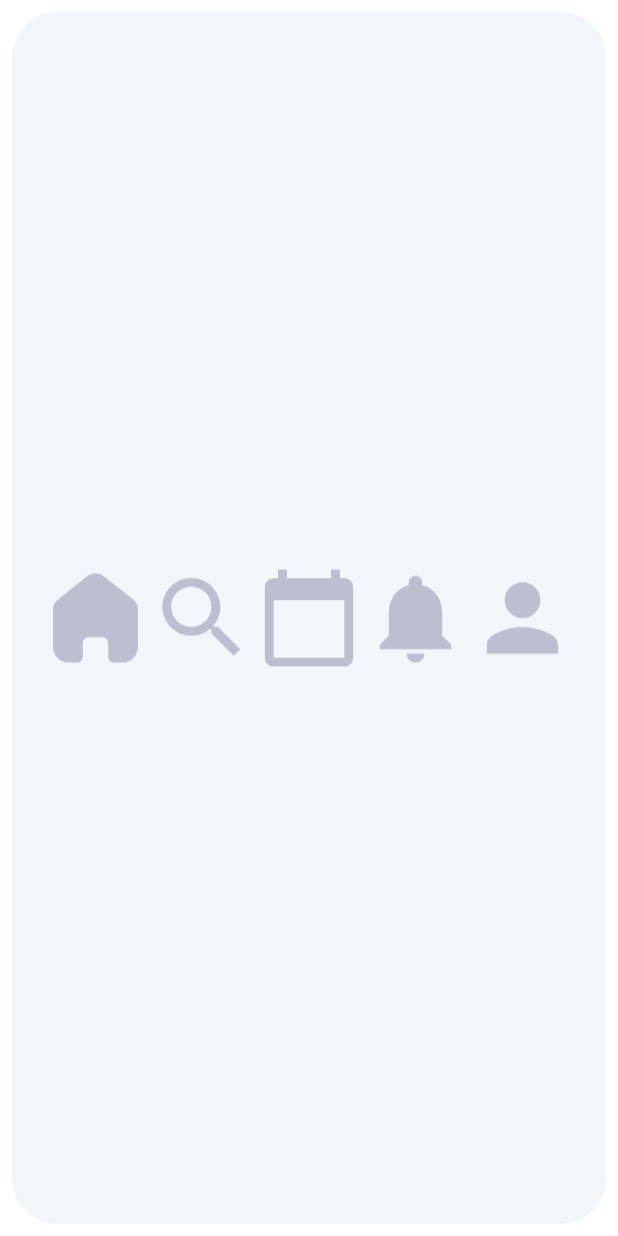
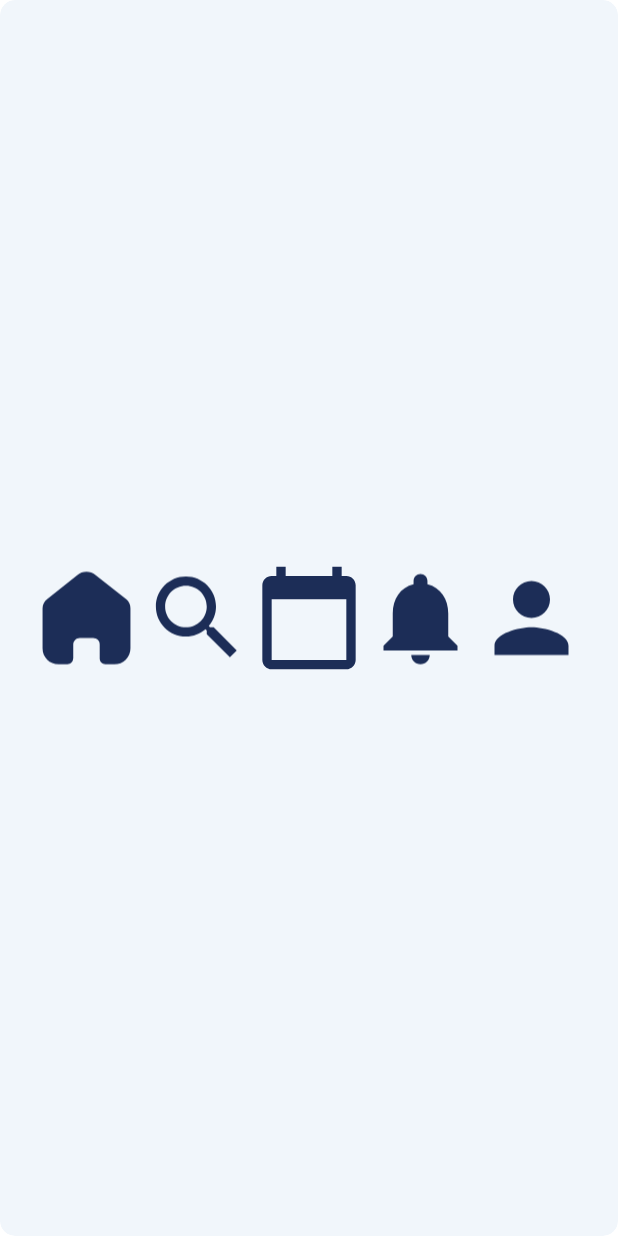
Before and after one commit to asanme/Teachnet, an Android app: the layout function_bar.xml on its own in the app's theme, with its tools: preview values and no code run, on a phone screen of 412 x 824 dp. Run offline under Robolectric (Android 15) with nearby library versions, the phone set to English and light mode, and no system bars.

Commit message:
Update 21/05/2022 13:30

```diff
--- a/app/src/main/res/drawable/ic_calendar.xml
+++ b/app/src/main/res/drawable/ic_calendar.xml
@@ -1,4 +1,4 @@
-<vector android:height="100dp" android:tint="#BBBFD0"
+<vector android:height="100dp" android:tint="#1C2D57"
     android:viewportHeight="24" android:viewportWidth="24"
     android:width="100dp" xmlns:android="http://schemas.android.com/apk/res/android">
     <path android:fillColor="@android:color/white" android:pathData="M20,3h-1L19,1h-2v2L7,3L7,1L5,1v2L4,3c-1.1,0 -2,0.9 -2,2v16c0,1.1 0.9,2 2,2h16c1.1,0 2,-0.9 2,-2L22,5c0,-1.1 -0.9,-2 -2,-2zM20,21L4,21L4,8h16v13z"/>
--- a/app/src/main/res/drawable/ic_home.xml
+++ b/app/src/main/res/drawable/ic_home.xml
@@ -1,4 +1,4 @@
 <vector android:height="100dp" android:viewportHeight="24"
     android:viewportWidth="24" android:width="100dp" xmlns:android="http://schemas.android.com/apk/res/android">
-    <path android:fillColor="#BBBFD0" android:pathData="M9.1348,20.7733V17.7156C9.1348,16.9351 9.7722,16.3023 10.5584,16.3023H13.4326C13.8102,16.3023 14.1723,16.4512 14.4393,16.7163C14.7063,16.9813 14.8563,17.3408 14.8563,17.7156V20.7733C14.8539,21.0978 14.9821,21.4099 15.2124,21.6402C15.4427,21.8705 15.7561,22 16.0829,22H18.0438C18.9596,22.0023 19.8388,21.6428 20.4872,21.0008C21.1356,20.3588 21.5,19.487 21.5,18.5778V9.8669C21.5,9.1325 21.1721,8.4358 20.6046,7.9647L13.934,2.6759C12.7737,1.7486 11.1111,1.7785 9.9854,2.747L3.467,7.9647C2.8727,8.422 2.5175,9.1206 2.5,9.8669V18.5689C2.5,20.4639 4.0474,22 5.9562,22H7.8723C8.5512,22 9.103,21.4562 9.1079,20.7822L9.1348,20.7733Z"/>
+    <path android:fillColor="#1C2D57" android:pathData="M9.1348,20.7733V17.7156C9.1348,16.9351 9.7722,16.3023 10.5584,16.3023H13.4326C13.8102,16.3023 14.1723,16.4512 14.4393,16.7163C14.7063,16.9813 14.8563,17.3408 14.8563,17.7156V20.7733C14.8539,21.0978 14.9821,21.4099 15.2124,21.6402C15.4427,21.8705 15.7561,22 16.0829,22H18.0438C18.9596,22.0023 19.8388,21.6428 20.4872,21.0008C21.1356,20.3588 21.5,19.487 21.5,18.5778V9.8669C21.5,9.1325 21.1721,8.4358 20.6046,7.9647L13.934,2.6759C12.7737,1.7486 11.1111,1.7785 9.9854,2.747L3.467,7.9647C2.8727,8.422 2.5175,9.1206 2.5,9.8669V18.5689C2.5,20.4639 4.0474,22 5.9562,22H7.8723C8.5512,22 9.103,21.4562 9.1079,20.7822L9.1348,20.7733Z"/>
 </vector>
--- a/app/src/main/res/drawable/ic_notifications.xml
+++ b/app/src/main/res/drawable/ic_notifications.xml
@@ -1,4 +1,4 @@
-<vector android:height="100dp" android:tint="#BBBFD0"
+<vector android:height="100dp" android:tint="#1C2D57"
     android:viewportHeight="24" android:viewportWidth="24"
     android:width="100dp" xmlns:android="http://schemas.android.com/apk/res/android">
     <path android:fillColor="@android:color/white" android:pathData="M12,22c1.1,0 2,-0.9 2,-2h-4c0,1.1 0.89,2 2,2zM18,16v-5c0,-3.07 -1.64,-5.64 -4.5,-6.32L13.5,4c0,-0.83 -0.67,-1.5 -1.5,-1.5s-1.5,0.67 -1.5,1.5v0.68C7.63,5.36 6,7.92 6,11v5l-2,2v1h16v-1l-2,-2z"/>
--- /dev/null
+++ b/app/src/main/res/drawable/ic_paper_plane_solid.xml
@@ -0,0 +1,4 @@
+<vector android:height="100dp" android:viewportHeight="512"
+    android:viewportWidth="512" android:width="100dp" xmlns:android="http://schemas.android.com/apk/res/android">
+    <path android:fillColor="#1C2D57" android:pathData="M476,3.2L12.5,270.6c-18.1,10.4 -15.8,35.6 2.2,43.2L121,358.4l287.3,-253.2c5.5,-4.9 13.3,2.6 8.6,8.3L176,407v80.5c0,23.6 28.5,32.9 42.5,15.8L282,426l124.6,52.2c14.2,6 30.4,-2.9 33,-18.2l72,-432C515,7.8 493.3,-6.8 476,3.2z"/>
+</vector>
--- a/app/src/main/res/drawable/ic_profile.xml
+++ b/app/src/main/res/drawable/ic_profile.xml
@@ -1,4 +1,4 @@
-<vector android:height="100dp" android:tint="#BBBFD0"
+<vector android:height="100dp" android:tint="#1C2D57"
     android:viewportHeight="24" android:viewportWidth="24"
     android:width="100dp" xmlns:android="http://schemas.android.com/apk/res/android">
     <path android:fillColor="@android:color/white" android:pathData="M12,12c2.21,0 4,-1.79 4,-4s-1.79,-4 -4,-4 -4,1.79 -4,4 1.79,4 4,4zM12,14c-2.67,0 -8,1.34 -8,4v2h16v-2c0,-2.66 -5.33,-4 -8,-4z"/>
--- a/app/src/main/res/drawable/ic_search.xml
+++ b/app/src/main/res/drawable/ic_search.xml
@@ -1,4 +1,4 @@
-<vector android:height="100dp" android:tint="#BBBFD0"
+<vector android:height="100dp" android:tint="#1C2D57"
     android:viewportHeight="24" android:viewportWidth="24"
     android:width="100dp" xmlns:android="http://schemas.android.com/apk/res/android">
     <path android:fillColor="@android:color/white" android:pathData="M15.5,14h-0.79l-0.28,-0.27C15.41,12.59 16,11.11 16,9.5 16,5.91 13.09,3 9.5,3S3,5.91 3,9.5 5.91,16 9.5,16c1.61,0 3.09,-0.59 4.23,-1.57l0.27,0.28v0.79l5,4.99L20.49,19l-4.99,-5zM9.5,14C7.01,14 5,11.99 5,9.5S7.01,5 9.5,5 14,7.01 14,9.5 11.99,14 9.5,14z"/>
--- a/app/src/main/res/layout/function_bar.xml
+++ b/app/src/main/res/layout/function_bar.xml
@@ -5,10 +5,10 @@
     android:id="@+id/carView"
     android:layout_width="match_parent"
     android:layout_height="match_parent"
-    cardView:cardCornerRadius="30dp"
+    cardView:cardCornerRadius="10dp"
     cardView:cardElevation="0dp"
     cardView:cardBackgroundColor="#F1F6FB"
-    android:layout_margin="8dp">
+    android:layout_margin="0dp">
 
     <androidx.constraintlayout.widget.ConstraintLayout
         android:layout_width="match_parent"
--- /dev/null
+++ b/app/src/main/res/layout/topic_container.xml
@@ -0,0 +1,6 @@
+<?xml version="1.0" encoding="utf-8"?>
+<androidx.constraintlayout.widget.ConstraintLayout xmlns:android="http://schemas.android.com/apk/res/android"
+    android:layout_width="match_parent"
+    android:layout_height="match_parent">
+
+</androidx.constraintlayout.widget.ConstraintLayout>
--- a/app/src/main/res/values-night/themes.xml
+++ b/app/src/main/res/values-night/themes.xml
@@ -3,7 +3,7 @@
     <style name="Theme.Teachnet" parent="Theme.MaterialComponents.DayNight.NoActionBar">
         <!-- Primary brand color. -->
         <item name="colorPrimary">@color/purple_200</item>
-        <item name="colorPrimaryVariant">@color/purple_700</item>
+        <item name="colorPrimaryVariant">#003700B3</item>
         <item name="colorOnPrimary">@color/black</item>
         <!-- Secondary brand color. -->
         <item name="colorSecondary">@color/teal_200</item>
--- a/app/src/main/res/values/themes.xml
+++ b/app/src/main/res/values/themes.xml
@@ -3,7 +3,7 @@
     <style name="Theme.Teachnet" parent="Theme.MaterialComponents.DayNight.NoActionBar">
         <!-- Primary brand color. -->
         <item name="colorPrimary">@color/purple_500</item>
-        <item name="colorPrimaryVariant">@color/yellow</item>
+        <item name="colorPrimaryVariant">#0000FFA6</item>
         <item name="colorOnPrimary">@color/white</item>
         <!-- Secondary brand color. -->
         <item name="colorSecondary">@color/teal_200</item>
```
Also changed, not shown: app/src/main/AndroidManifest.xml (+19 -13 lines), app/src/main/res/layout/home_screen.xml (+42 -8 lines), app/src/main/res/layout/search_bar.xml (+11 -9 lines).
